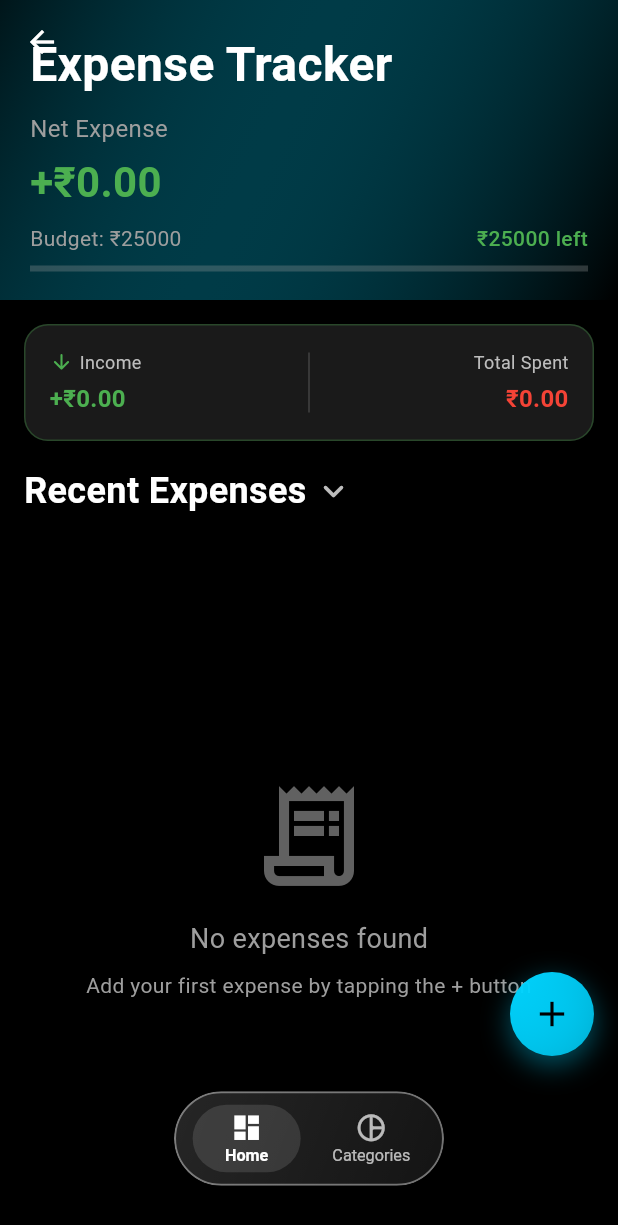
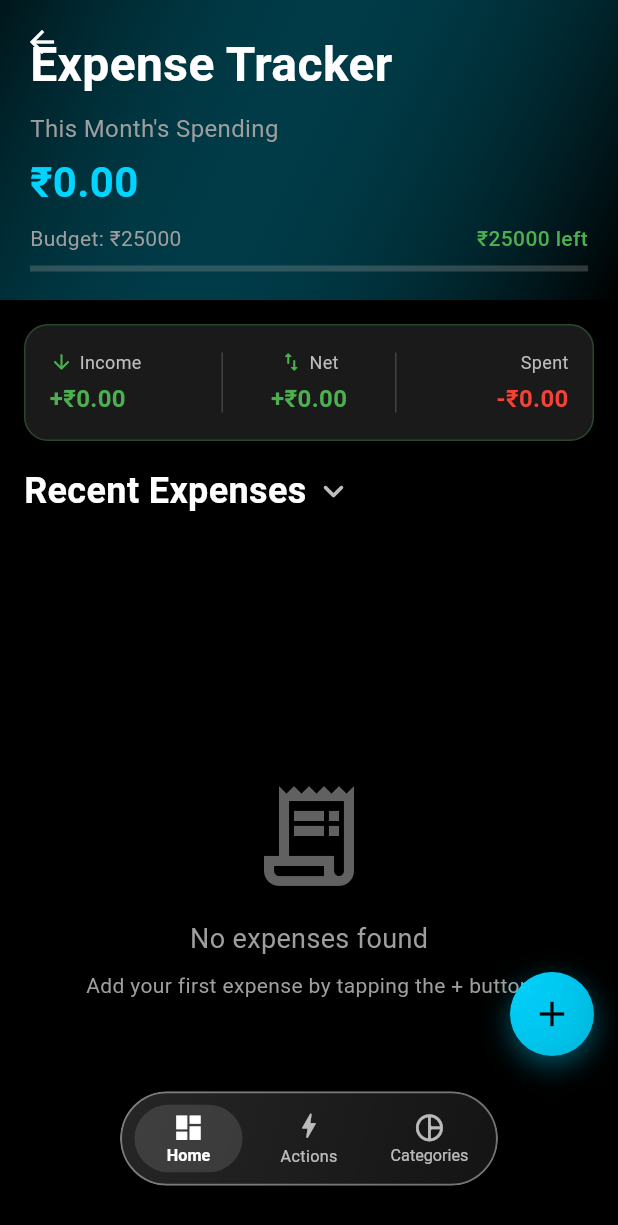
Before and after one commit to suryatejch7/Expense-Tracker, a Flutter app: the MainScreen screen opened directly, on a phone screen of 412 x 824 dp. Shown: the top 1225 px of the screen. Run offline on Flutter 3.47's test engine with Material 3 defaults, Android fonts, the phone set to English and light mode, and no system bars; our stand-ins replace flutter_dotenv, flutter_local_notifications, image_picker, lottie, shared_preferences, supabase_flutter and 1 more; missing offline and left inert: google_mlkit_text_recognition, receive_sharing_intent; accounts and stored records are empty; statements that could not run were skipped.

Commit message:
redesigned homepage, added actions in nav bar, remove swipe up and longpress in nav bar, fixed bugs

```diff
--- a/lib/screens/add_expense_screen.dart
+++ b/lib/screens/add_expense_screen.dart
@@ -37,6 +37,7 @@ class _AddExpenseScreenState extends State<AddExpenseScreen> {
   DateTime _selectedDate = DateTime.now();
   String? _selectedAccountId;
   bool _isInitialized = false;
+  bool _isSaving = false;
 
   @override
   void initState() {
@@ -480,9 +481,11 @@ class _AddExpenseScreenState extends State<AddExpenseScreen> {
   }
 
   Future<void> _saveExpense() async {
+    if (_isSaving) return;
     if (!_formKey.currentState!.validate()) {
       return;
     }
+    setState(() => _isSaving = true);
 
     try {
       final title = _titleController.text.trim();
@@ -540,6 +543,7 @@ class _AddExpenseScreenState extends State<AddExpenseScreen> {
       }
     } catch (e) {
       if (mounted) {
+        setState(() => _isSaving = false);
         String errorMessage = 'Failed to save expense';
         if (e.toString().contains('network')) {
           errorMessage = 'Network error. Please check your connection.';
--- a/lib/screens/add_income_screen.dart
+++ b/lib/screens/add_income_screen.dart
@@ -23,6 +23,7 @@ class _AddIncomeScreenState extends State<AddIncomeScreen> {
   DateTime _selectedDate = DateTime.now();
   String? _selectedAccountId;
   bool _isInitialized = false;
+  bool _isSaving = false;
 
   @override
   void initState() {
@@ -386,6 +387,7 @@ class _AddIncomeScreenState extends State<AddIncomeScreen> {
   }
 
   void _saveIncome() async {
+    if (_isSaving) return;
     if (_formKey.currentState!.validate()) {
       if (_selectedAccountId == null) {
         ScaffoldMessenger.of(context).showSnackBar(
@@ -396,6 +398,7 @@ class _AddIncomeScreenState extends State<AddIncomeScreen> {
         );
         return;
       }
+      setState(() => _isSaving = true);
 
       final now = DateTime.now();
 
@@ -437,6 +440,7 @@ class _AddIncomeScreenState extends State<AddIncomeScreen> {
         }
       } catch (e) {
         if (mounted) {
+          setState(() => _isSaving = false);
           ScaffoldMessenger.of(context).showSnackBar(
             SnackBar(content: Text('Error: $e'), backgroundColor: Colors.red),
           );
--- a/lib/screens/dashboard_screen.dart
+++ b/lib/screens/dashboard_screen.dart
@@ -516,9 +516,6 @@ class _TotalExpenseWidgetState extends State<TotalExpenseWidget>
         final budgetExcess = expenseProvider.budgetExcess;
         final monthlyBudget = expenseProvider.monthlyBudget;
         final totalExpense = expenseProvider.currentMonthTotalExpense;
-        final totalIncome = expenseProvider.totalIncomeThisMonth;
-        final netBalance = totalIncome - totalExpense;
-        final isPositive = netBalance >= 0;
         final currency = expenseProvider.currency;
 
         return Column(
@@ -527,7 +524,7 @@ class _TotalExpenseWidgetState extends State<TotalExpenseWidget>
             Row(
               children: [
                 const Text(
-                  'Net Expense',
+                  'This Month\'s Spending',
                   style: TextStyle(fontSize: 16, color: Colors.grey),
                 ),
               ],
@@ -539,17 +536,16 @@ class _TotalExpenseWidgetState extends State<TotalExpenseWidget>
                   child: AnimatedBuilder(
                     animation: _numberAnimation,
                     builder: (context, child) {
-                      final animatedValue = netBalance * _numberAnimation.value;
+                      final animatedValue =
+                          totalExpense * _numberAnimation.value;
                       return Text(
-                        '${isPositive ? '+' : ''}$currency${animatedValue.abs().toStringAsFixed(2)}',
+                        '$currency${animatedValue.toStringAsFixed(2)}',
                         style: TextStyle(
                           fontSize: 28,
                           fontWeight: FontWeight.bold,
-                          color: isPositive
-                              ? Colors.green
-                              : (isOverBudget
-                                    ? Colors.red
-                                    : Theme.of(context).colorScheme.primary),
+                          color: isOverBudget
+                              ? Colors.red
+                              : Theme.of(context).colorScheme.primary,
                         ),
                       );
                     },
@@ -638,6 +634,8 @@ class IncomeSummaryWidget extends StatelessWidget {
         final currency = expenseProvider.currency;
         final totalIncome = expenseProvider.totalIncomeThisMonth;
         final totalExpense = expenseProvider.currentMonthTotalExpense;
+        final netBalance = totalIncome - totalExpense;
+        final isPositive = netBalance >= 0;
 
         return Container(
           margin: const EdgeInsets.only(top: 16),
@@ -692,18 +690,58 @@ class IncomeSummaryWidget extends StatelessWidget {
                 width: 1,
                 color: Colors.grey.withValues(alpha: 0.3),
               ),
+              // Net Balance section (center)
+              Expanded(
+                child: Column(
+                  children: [
+                    Row(
+                      mainAxisAlignment: MainAxisAlignment.center,
+                      children: [
+                        Icon(
+                          Icons.swap_vert_rounded,
+                          color: isPositive ? Colors.green : Colors.red,
+                          size: 16,
+                        ),
+                        const SizedBox(width: 4),
+                        Text(
+                          'Net',
+                          style: TextStyle(
+                            fontSize: 12,
+                            color: Colors.grey[400],
+                          ),
+                        ),
+                      ],
+                    ),
+                    const SizedBox(height: 4),
+                    Text(
+                      '${isPositive ? '+' : '-'}$currency${netBalance.abs().toStringAsFixed(2)}',
+                      style: TextStyle(
+                        fontSize: 16,
+                        fontWeight: FontWeight.bold,
+                        color: isPositive ? Colors.green : Colors.red,
+                      ),
+                    ),
+                  ],
+                ),
+              ),
+              // Divider
+              Container(
+                height: 40,
+                width: 1,
+                color: Colors.grey.withValues(alpha: 0.3),
+              ),
               // Total Spent section
               Expanded(
                 child: Column(
                   crossAxisAlignment: CrossAxisAlignment.end,
                   children: [
                     Text(
-                      'Total Spent',
+                      'Spent',
                       style: TextStyle(fontSize: 12, color: Colors.grey[400]),
                     ),
                     const SizedBox(height: 4),
                     Text(
-                      '$currency${totalExpense.toStringAsFixed(2)}',
+                      '-$currency${totalExpense.toStringAsFixed(2)}',
                       style: const TextStyle(
                         fontSize: 16,
                         fontWeight: FontWeight.bold,
--- a/lib/widgets/liquid_glass_nav_bar.dart
+++ b/lib/widgets/liquid_glass_nav_bar.dart
@@ -61,37 +61,21 @@ class _GlassNavBarState extends State<GlassNavBar>
       vsync: this,
     );
 
-    _scaleAnimation = Tween<double>(
-      begin: 1.0,
-      end: 0.96,
-    ).animate(CurvedAnimation(
-      parent: _pressController,
-      curve: Curves.easeInOutCubic,
-    ));
+    _scaleAnimation = Tween<double>(begin: 1.0, end: 0.96).animate(
+      CurvedAnimation(parent: _pressController, curve: Curves.easeInOutCubic),
+    );
 
-    _highlightAnimation = Tween<double>(
-      begin: 0.0,
-      end: 1.0,
-    ).animate(CurvedAnimation(
-      parent: _highlightController,
-      curve: Curves.easeOut,
-    ));
+    _highlightAnimation = Tween<double>(begin: 0.0, end: 1.0).animate(
+      CurvedAnimation(parent: _highlightController, curve: Curves.easeOut),
+    );
 
-    _activeAnimation = Tween<double>(
-      begin: 0.0,
-      end: 1.0,
-    ).animate(CurvedAnimation(
-      parent: _activeController,
-      curve: Curves.easeInOutCubic,
-    ));
+    _activeAnimation = Tween<double>(begin: 0.0, end: 1.0).animate(
+      CurvedAnimation(parent: _activeController, curve: Curves.easeInOutCubic),
+    );
 
-    _swipeAnimation = Tween<double>(
-      begin: 0.0,
-      end: 1.0,
-    ).animate(CurvedAnimation(
-      parent: _swipeController,
-      curve: Curves.easeInOutCubic,
-    ));
+    _swipeAnimation = Tween<double>(begin: 0.0, end: 1.0).animate(
+      CurvedAnimation(parent: _swipeController, curve: Curves.easeInOutCubic),
+    );
   }
 
   @override
@@ -125,8 +109,8 @@ class _GlassNavBarState extends State<GlassNavBar>
     _highlightController.reverse();
   }
 
-  void _showQuickActions(int index) {
-    final items = _getQuickActionItems(index);
+  void _showQuickActions() {
+    final items = _getAllQuickActionItems();
 
     showModalBottomSheet(
       context: context,
@@ -137,8 +121,7 @@ class _GlassNavBarState extends State<GlassNavBar>
     );
   }
 
-  List<QuickActionItem> _getQuickActionItems(int index) {
-    if (index == 0) {
+  List<QuickActionItem> _getAllQuickActionItems() {
     return [
       QuickActionItem(
         id: 'search',
@@ -154,23 +137,6 @@ class _GlassNavBarState extends State<GlassNavBar>
           );
         },
       ),
-        QuickActionItem(
-          id: 'settings',
-          icon: Icons.settings_outlined,
-          title: 'Settings',
-          subtitle: 'App preferences',
-          color: Colors.grey,
-          onTap: () {
-            Navigator.pop(context);
-            Navigator.push(
-              context,
-              MaterialPageRoute(builder: (context) => const SettingsScreen()),
-            );
-          },
-        ),
-      ];
-    } else {
-      return [
       QuickActionItem(
         id: 'analytics',
         icon: Icons.pie_chart_outline,
@@ -195,12 +161,27 @@ class _GlassNavBarState extends State<GlassNavBar>
           Navigator.pop(context);
           Navigator.push(
             context,
-              MaterialPageRoute(builder: (context) => const CropCalibrationScreen()),
+            MaterialPageRoute(
+              builder: (context) => const CropCalibrationScreen(),
+            ),
+          );
+        },
+      ),
+      QuickActionItem(
+        id: 'settings',
+        icon: Icons.settings_outlined,
+        title: 'Settings',
+        subtitle: 'App preferences',
+        color: Colors.grey,
+        onTap: () {
+          Navigator.pop(context);
+          Navigator.push(
+            context,
+            MaterialPageRoute(builder: (context) => const SettingsScreen()),
           );
         },
       ),
     ];
-    }
   }
 
   void _handleHorizontalSwipe(DragEndDetails details) {
@@ -236,10 +217,7 @@ class _GlassNavBarState extends State<GlassNavBar>
       right: 0,
       child: Center(
         child: AnimatedBuilder(
-          animation: Listenable.merge([
-            _scaleAnimation,
-            _swipeAnimation
-          ]),
+          animation: Listenable.merge([_scaleAnimation, _swipeAnimation]),
           builder: (context, child) {
             return Transform.scale(
               scale: _scaleAnimation.value * 0.9, // Scale down the nav bar
@@ -248,25 +226,36 @@ class _GlassNavBarState extends State<GlassNavBar>
                 child: ClipRRect(
                   borderRadius: BorderRadius.circular(35),
                   child: BackdropFilter(
-                    filter: ImageFilter.blur(
-                      sigmaX: 15,
-                      sigmaY: 15
-                    ),
+                    filter: ImageFilter.blur(sigmaX: 15, sigmaY: 15),
                     child: AnimatedContainer(
                       duration: const Duration(milliseconds: 300),
                       height: 70,
-                      width: 200,
+                      width: 280,
                       transform: Matrix4.identity()
-                        ..setTranslationRaw(_swipeAnimation.value * 10 * (widget.currentIndex == 0 ? 1 : -1), 0, 0)
-                        ..scaleByVector3(vmath.Vector3.all(1.0 + (_swipeAnimation.value * 0.015))),
+                        ..setTranslationRaw(
+                          _swipeAnimation.value *
+                              10 *
+                              (widget.currentIndex == 0 ? 1 : -1),
+                          0,
+                          0,
+                        )
+                        ..scaleByVector3(
+                          vmath.Vector3.all(
+                            1.0 + (_swipeAnimation.value * 0.015),
+                          ),
+                        ),
                       decoration: BoxDecoration(
                         borderRadius: BorderRadius.circular(35),
                         gradient: LinearGradient(
                           begin: Alignment.topLeft,
                           end: Alignment.bottomRight,
                           colors: [
-                            Colors.white.withValues(alpha: 0.15 + (_swipeAnimation.value * 0.05)),
-                            Colors.white.withValues(alpha: 0.08 + (_swipeAnimation.value * 0.03)),
+                            Colors.white.withValues(
+                              alpha: 0.15 + (_swipeAnimation.value * 0.05),
+                            ),
+                            Colors.white.withValues(
+                              alpha: 0.08 + (_swipeAnimation.value * 0.03),
+                            ),
                           ],
                         ),
                         border: Border.all(
@@ -295,6 +284,7 @@ class _GlassNavBarState extends State<GlassNavBar>
                             activeIcon: Icons.dashboard,
                             label: 'Home',
                           ),
+                          _buildActionsNavItem(),
                           _buildNavItem(
                             index: 1,
                             icon: Icons.pie_chart_outline_rounded,
@@ -323,23 +313,12 @@ class _GlassNavBarState extends State<GlassNavBar>
     final isActive = widget.currentIndex == index;
 
     return AnimatedBuilder(
-      animation: Listenable.merge([
-        _highlightAnimation,
-        _activeAnimation,
-      ]),
+      animation: Listenable.merge([_highlightAnimation, _activeAnimation]),
       builder: (context, child) {
         return GestureDetector(
           onTapDown: (_) => _onTapDown(index),
           onTapUp: (_) => _onTapUp(index),
           onTapCancel: _onTapCancel,
-          onLongPress: () => _showQuickActions(index),
-          onVerticalDragEnd: (details) {
-            if (details.primaryVelocity != null && details.primaryVelocity! < 0) {
-              // Swipe up detected
-              _showQuickActions(index);
-            }
-          },
-          onHorizontalDragEnd: _handleHorizontalSwipe,
           child: Container(
             width: 80,
             height: 50,
@@ -355,10 +334,7 @@ class _GlassNavBarState extends State<GlassNavBar>
                 AnimatedSwitcher(
                   duration: const Duration(milliseconds: 200),
                   transitionBuilder: (child, animation) {
-                    return ScaleTransition(
-                      scale: animation,
-                      child: child,
-                    );
+                    return ScaleTransition(scale: animation, child: child);
                   },
                   child: Icon(
                     isActive ? activeIcon : icon,
@@ -388,4 +364,42 @@ class _GlassNavBarState extends State<GlassNavBar>
       },
     );
   }
+
+  Widget _buildActionsNavItem() {
+    return GestureDetector(
+      onTap: () => _showQuickActions(),
+      onVerticalDragEnd: (details) {
+        if (details.primaryVelocity != null && details.primaryVelocity! < 0) {
+          _showQuickActions();
         }
+      },
+      child: Container(
+        width: 80,
+        height: 50,
+        decoration: BoxDecoration(
+          borderRadius: BorderRadius.circular(25),
+          color: Colors.transparent,
+        ),
+        child: Column(
+          mainAxisAlignment: MainAxisAlignment.center,
+          children: [
+            Icon(
+              Icons.bolt_rounded,
+              color: Colors.white.withValues(alpha: 0.7),
+              size: 24,
+            ),
+            const SizedBox(height: 2),
+            Text(
+              'Actions',
+              style: TextStyle(
+                color: Colors.white.withValues(alpha: 0.7),
+                fontWeight: FontWeight.normal,
+                fontSize: 12,
+              ),
+            ),
+          ],
+        ),
+      ),
+    );
+  }
+}
```
Also changed, not shown: lib/widgets/glass_bottom_sheet.dart (+32 -30 lines). Lines whose indentation alone changed are shown as unchanged.
